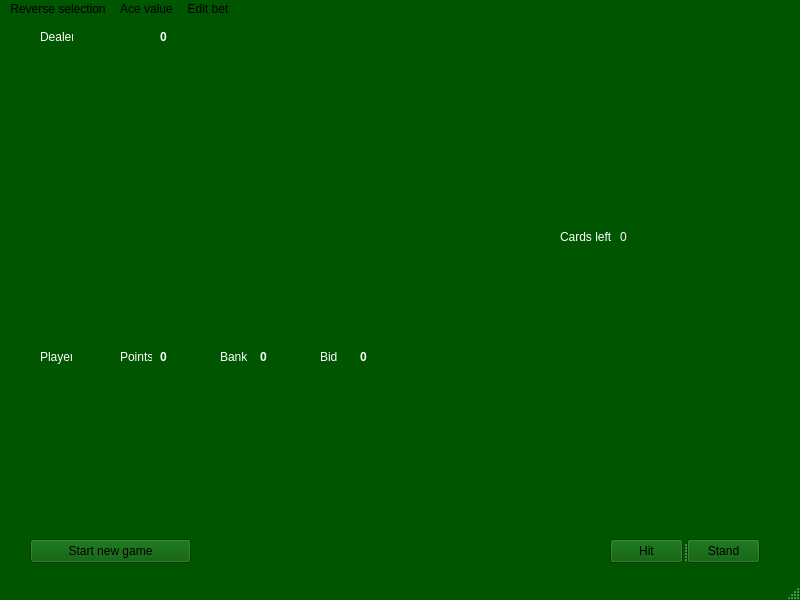
The window that blackjack.ui (colouredpixie/Blackjack) describes before a commit, drawn with Qt 5.
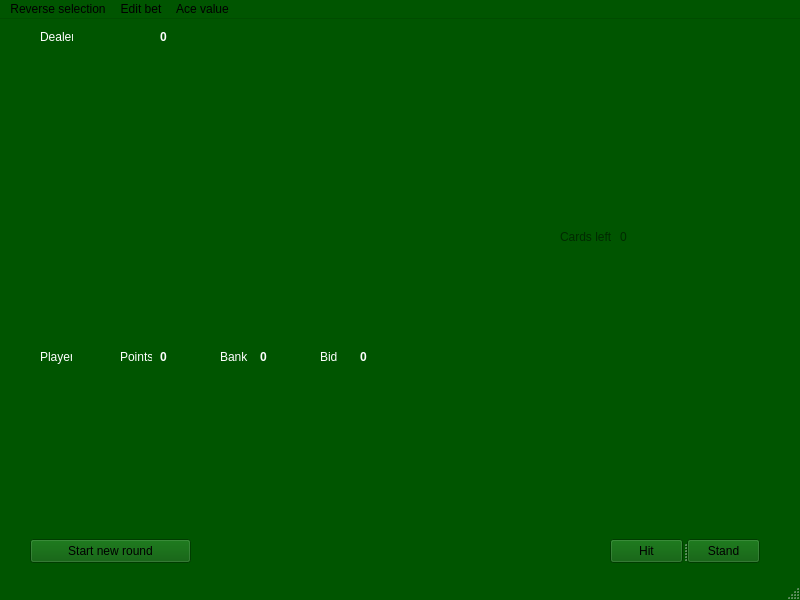
The same window after the commit. Icons and pictures are not drawn.

```diff
--- a/blackjack.ui
+++ b/blackjack.ui
@@ -466,7 +466,7 @@
      </rect>
     </property>
     <property name="text">
-     <string>Start new game</string>
+     <string>Start new round</string>
     </property>
    </widget>
    <widget class="QSplitter" name="splitter">
@@ -795,6 +795,9 @@
     </property>
    </widget>
    <widget class="QLabel" name="deckLeft">
+    <property name="enabled">
+     <bool>false</bool>
+    </property>
     <property name="geometry">
      <rect>
       <x>620</x>
@@ -808,6 +811,9 @@
     </property>
    </widget>
    <widget class="QLabel" name="deckLabel">
+    <property name="enabled">
+     <bool>false</bool>
+    </property>
     <property name="geometry">
      <rect>
       <x>560</x>
@@ -943,8 +949,8 @@
     <addaction name="actionNewBet"/>
    </widget>
    <addaction name="menuMain"/>
-   <addaction name="menuAce_value"/>
    <addaction name="menuEdit_bet"/>
+   <addaction name="menuAce_value"/>
   </widget>
   <widget class="QStatusBar" name="statusbar"/>
   <action name="actionClassic">
```
Left out of the diff: 4 changed lines with no effect on the pictures.
